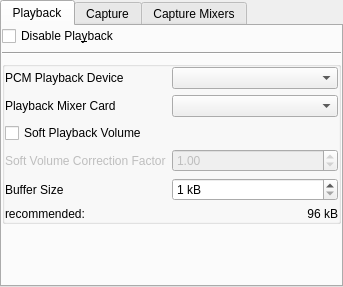
Old version of the form plugins/alsa-sound/alsa-sound-configuration-ui.ui in the repository pbek/kradio.
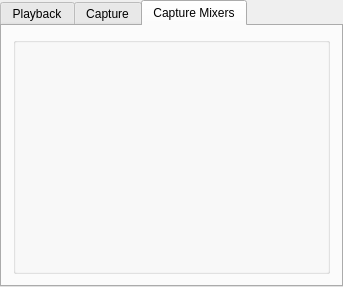
New version of the form. The open tabs and pages were chosen to show the change. Custom widgets are drawn as their Qt base class.

What changed in the file:
```diff
--- a/plugins/alsa-sound/alsa-sound-configuration-ui.ui
+++ b/plugins/alsa-sound/alsa-sound-configuration-ui.ui
@@ -13,7 +13,7 @@
   <property name="windowTitle">
    <string>AlsaSoundConfigurationUI</string>
   </property>
-  <layout class="QGridLayout">
+  <layout class="QGridLayout" name="gridLayout_gen1">
    <property name="margin">
     <number>0</number>
    </property>
@@ -529,11 +529,11 @@
        </item>
       </layout>
      </widget>
-     <widget class="QWidget" name="TabPage">
+     <widget class="QWidget" name="TabPage1">
       <attribute name="title">
        <string>Capture Mixers</string>
       </attribute>
-      <layout class="QGridLayout">
+      <layout class="QGridLayout" name="gridLayout_gen2">
        <property name="margin">
         <number>11</number>
        </property>
```
Left out of the diff: 2 changed lines with no effect on the pictures.
